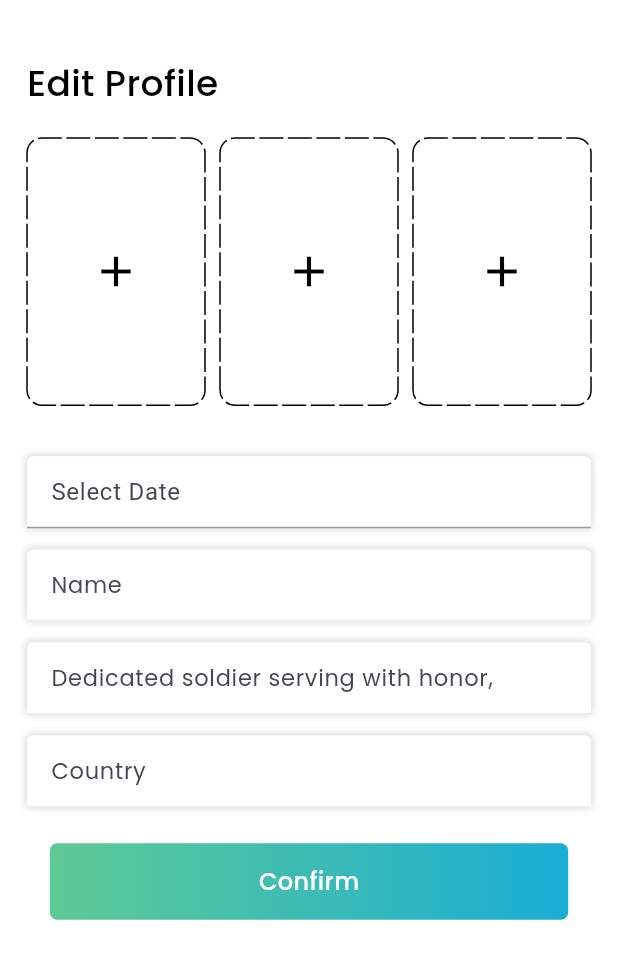
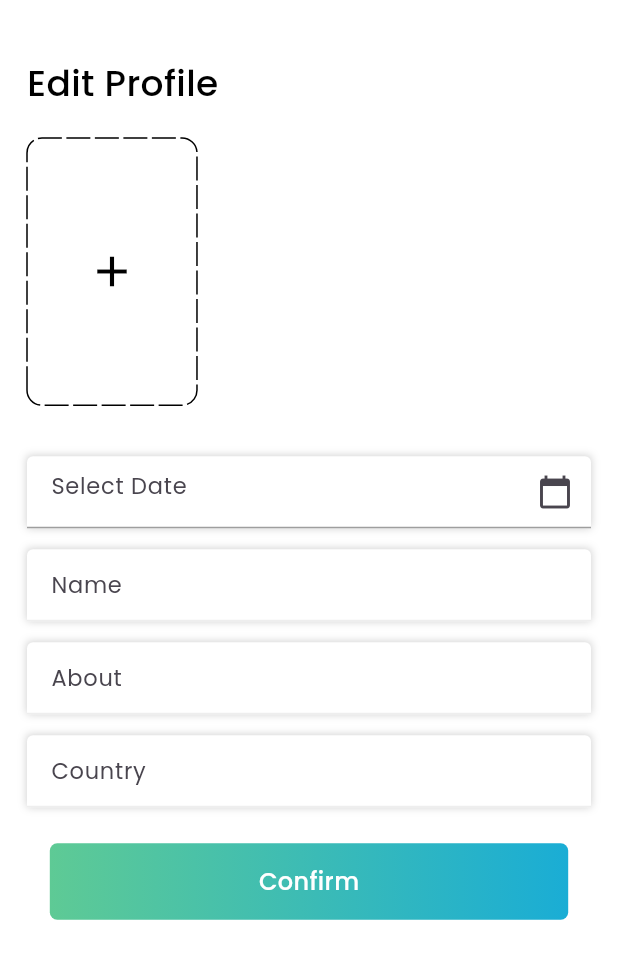
Before and after one commit to AwaisKazi7/soldiers_friends, a Flutter app: the EditProfileView screen opened by its route, on a phone screen of 412 x 824 dp. Shown: the top 959 px of the screen. Run offline on Flutter 3.47's test engine with Material 3 defaults, Android fonts, the phone set to English and light mode, and no system bars; our stand-ins replace firebase_auth, firebase_core, get, image_picker, smooth_page_indicator; missing offline and left inert: flutter_tinder_swipe; accounts and stored records are empty; generated files the repository leaves out were written again.

Commit message:
Add image uploading and date picking functionality to edit_profile screen

```diff
--- a/lib/common/common_colors.dart
+++ b/lib/common/common_colors.dart
@@ -9,6 +9,10 @@ class CommonColors {
   static const Color neutralGray = Color(0xFF999999);
   static const Color blackColor = Color(0xFF000000);
   static const Color dotColor = Color(0xFFFFBA00);
+
+  static const Color textformFillColor = Color(0xFFEEEEEE);
+  static const Color subHeafingBlackColor = Color(0xFFFFBA00);
+
 
   // Gradient colors
   static const Color gradientStartColor = Color(0xFF5ECA95);
--- a/lib/common/common_date_picker.dart
+++ b/lib/common/common_date_picker.dart
@@ -76,6 +76,7 @@ class DatePickerWidget extends StatelessWidget {
             prefixIcon: prefixIcon != null
                 ? Icon(prefixIcon)
                 : (prefixImage != null ? Image.asset(prefixImage!) : null),
+            suffixIcon: Icon(Icons.calendar_today), // Date icon at the end
             hintText: hintText,
             hintStyle: hintStyle,
           ),
--- a/lib/common/common_text_style.dart
+++ b/lib/common/common_text_style.dart
@@ -22,6 +22,13 @@ class CommonTextStyle {
     color: CommonColors.primaryColor,
     fontFamily: fontFamilyName,
   );
+  static const TextStyle loginAccountStyle = TextStyle(
+    fontWeight: FontWeight.w400,
+    fontSize: 14,
+    color: CommonColors.primaryColor,
+    fontFamily: fontFamilyName,
+  );
+
   static const TextStyle getstartedt1 = TextStyle(
     fontWeight: FontWeight.w700,
     fontSize: 12,
--- a/lib/view/edit_profile/edit_profile_view.dart
+++ b/lib/view/edit_profile/edit_profile_view.dart
@@ -9,6 +9,7 @@ import 'package:soldiers_friends/common/common_textform.dart';
 import 'package:soldiers_friends/routes/routes_name_strings.dart';
 import 'package:soldiers_friends/view/edit_profile/edit_profile_controller.dart';
 import 'package:soldiers_friends/view/edit_profile/edit_profile_widget/dotted_box_widget.dart';
+import 'package:soldiers_friends/view/edit_profile/edit_profile_widget/profile_pic_box.dart';
 
 import '../../common/common_date_picker.dart';
 
@@ -57,16 +58,17 @@ class _EditProfileViewState extends State<EditProfileView> {
                   const SizedBox(
                     height: 20,
                   ),
-                  const Row(
-                    mainAxisAlignment: MainAxisAlignment.start,
-                    children: [
-                      Expanded(child: DottedBoxWidget()),
-                      SizedBox(width: 10),
-                      Expanded(child: DottedBoxWidget()),
-                      SizedBox(width: 10),
-                      Expanded(child: DottedBoxWidget()),
-                    ],
-                  ),
+                  // const Row(
+                  //   mainAxisAlignment: MainAxisAlignment.start,
+                  //   children: [
+                  //     Expanded(child: DottedBoxWidget()),
+                  //     SizedBox(width: 10),
+                  //     Expanded(child: DottedBoxWidget()),
+                  //     SizedBox(width: 10),
+                  //     Expanded(child: DottedBoxWidget()),
+                  //   ],
+                  // ),
+                  ProfilePictureRow(),
                   const SizedBox(
                     height: 34,
                   ),
@@ -87,6 +89,8 @@ class _EditProfileViewState extends State<EditProfileView> {
                       onDateSelected: _handleDateSelected, // Pass the callback
                       fillColor: Colors.white,
                       borderColor: Colors.grey,
+                      textStyle: CommonTextStyle.splashheadline1
+                          .copyWith(fontSize: 15, fontWeight: FontWeight.w300),
                     ),
                   ),
                   const SizedBox(
@@ -127,7 +131,7 @@ class _EditProfileViewState extends State<EditProfileView> {
                     ),
                     child: CommonTextform(
                       hintText:
-                          'Dedicated soldier serving with honor, \ncourage, and duty. Ready to lead by \nexample.',
+                          'About',
                       textStyle: CommonTextStyle.splashheadline1
                           .copyWith(fontSize: 15, fontWeight: FontWeight.w300),
                       controller: TextEditingController(),
--- /dev/null
+++ b/lib/view/edit_profile/edit_profile_widget/profile_pic_box.dart
@@ -0,0 +1,72 @@
+import 'package:flutter/material.dart';
+import 'package:image_picker/image_picker.dart';
+import 'dart:io';
+import 'package:soldiers_friends/view/edit_profile/edit_profile_widget/dotted_box_widget.dart';
+
+class ProfilePictureRow extends StatefulWidget {
+  @override
+  _ProfilePictureRowState createState() => _ProfilePictureRowState();
+}
+
+class _ProfilePictureRowState extends State<ProfilePictureRow> {
+  List<File?> _profilePictures = []; // List to store profile images
+
+  Future<void> _pickImage() async {
+    final ImagePicker _picker = ImagePicker();
+    final XFile? image = await _picker.pickImage(
+      source: ImageSource.gallery, // Change to ImageSource.camera for camera
+    );
+
+    if (image != null) {
+      setState(() {
+        _profilePictures.add(File(image.path)); // Store selected image
+      });
+    }
+  }
+
+  Widget _buildProfilePictureBox(File? image) {
+    if (image != null) {
+      return Container(
+        width: 113.32,
+        height: 178.15,
+        margin: EdgeInsets.only(right: 10),
+        decoration: BoxDecoration(
+          border: Border.all(color: Colors.grey),
+          borderRadius: BorderRadius.circular(8),
+          image: image != null
+              ? DecorationImage(
+                  image: FileImage(image),
+                  fit: BoxFit.cover,
+                )
+              : null,
+        ),
+        child: Image.file(image, fit: BoxFit.cover,)
+      );
+    }
+    return GestureDetector(
+      onTap: () {
+        _pickImage();
+      },
+      child: DottedBoxWidget(),
+    );
+  }
+
+  @override
+  Widget build(BuildContext context) {
+    List<Widget> pictureBoxes = _profilePictures
+        .map((image) => _buildProfilePictureBox(image))
+        .toList();
+
+    // Always add a dotted box at the end
+    pictureBoxes.add(_buildProfilePictureBox(null));
+
+    return Container(
+      height: 178.15,
+      child: ListView(
+        clipBehavior: Clip.none,
+        scrollDirection: Axis.horizontal,
+        children: pictureBoxes,
+      ),
+    );
+  }
+}
--- a/pubspec.yaml
+++ b/pubspec.yaml
@@ -42,6 +42,7 @@ dependencies:
   firebase_auth: 5.3.1
   google_sign_in: 6.2.1
   sign_in_with_apple: 6.1.3
+  image_picker: 1.1.2
 
 dev_dependencies:
   flutter_test:
```
Also changed, not shown: lib/view/settings/settings_binding.dart (added, +10 -0 lines), lib/view/settings/settings_controller.dart (added, +15 -0 lines), lib/view/settings/settings_view.dart (added, +86 -0 lines), lib/view/settings/widget/setting_widget.dart (added, +42 -0 lines), lib/view/settings/widget/switch.dart (added, +42 -0 lines), pubspec.lock, 5 other files.
